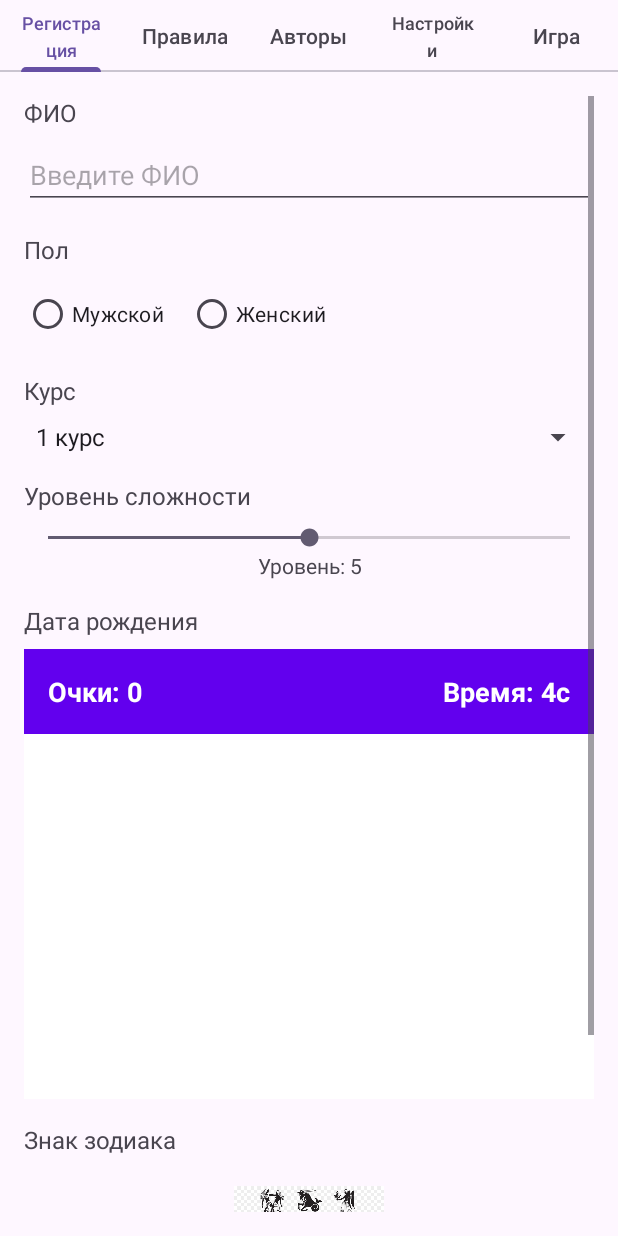
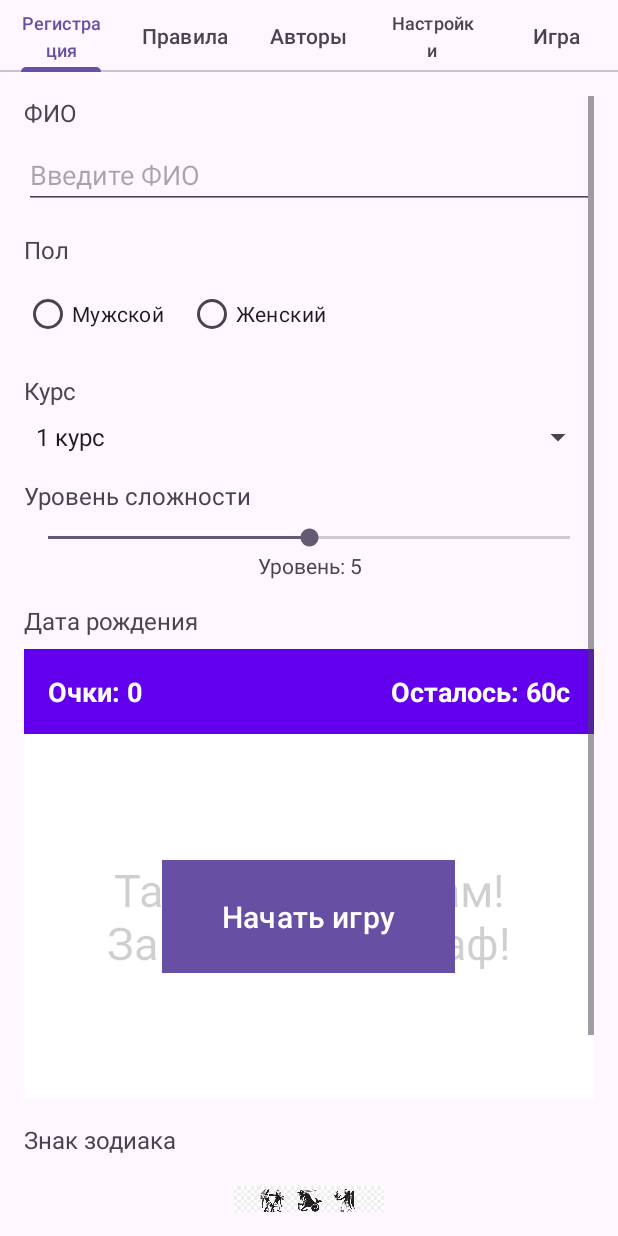
Before and after one commit to egordmitriev-creator/mobile_prog, an Android app: the fragment GameFragment placed in its activity, on a phone screen of 412 x 824 dp. Run offline under Robolectric (Android 15) with nearby library versions, the phone set to English and light mode, and no system bars.

Commit message:
lab_4 modify game final

```diff
--- a/Bugs/app/src/main/java/com/example/bugs/GameFragment.kt
+++ b/Bugs/app/src/main/java/com/example/bugs/GameFragment.kt
@@ -11,6 +11,7 @@
 import android.view.MotionEvent
 import android.view.View
 import android.view.ViewGroup
+import android.widget.Button
 import android.widget.TextView
 import androidx.fragment.app.Fragment
 import kotlin.random.Random
@@ -20,17 +21,29 @@
     private lateinit var gameView: GameView
     private lateinit var scoreTextView: TextView
     private lateinit var timerTextView: TextView
+    private lateinit var startButton: Button
+    private lateinit var restartButton: Button
+    private lateinit var startMessage: TextView
+
     private var score = 0
     private var gameTime = 0
     private var isGameRunning = false
     private lateinit var sharedPreferences: SharedPreferences
     private lateinit var gameHandler: Handler
+
     private val gameRunnable = object : Runnable {
         override fun run() {
             if (isGameRunning) {
                 gameTime++
                 updateGameInfo()
-                gameHandler.postDelayed(this, 1000)
+
+                // Проверяем окончание времени раунда
+                val roundDuration = sharedPreferences.getInt("duration", 60)
+                if (gameTime >= roundDuration) {
+                    endGame()
+                } else {
+                    gameHandler.postDelayed(this, 1000)
+                }
             }
         }
     }
@@ -49,18 +62,21 @@
         gameView = view.findViewById(R.id.gameView)
         scoreTextView = view.findViewById(R.id.scoreTextView)
         timerTextView = view.findViewById(R.id.timerTextView)
+        startButton = view.findViewById(R.id.startButton)
+        restartButton = view.findViewById(R.id.restartButton)
+        startMessage = view.findViewById(R.id.startMessage)
 
         sharedPreferences = requireContext().getSharedPreferences("game_settings", Context.MODE_PRIVATE)
         gameHandler = Handler(Looper.getMainLooper())
 
         setupGame()
+        setupButtons()
     }
 
     private fun setupGame() {
         // Загружаем настройки
         val gameSpeed = sharedPreferences.getInt("speed", 50)
         val maxBugs = sharedPreferences.getInt("cockroaches", 10)
-        val roundDuration = sharedPreferences.getInt("duration", 60)
 
         gameView.setGameSettings(gameSpeed, maxBugs)
         gameView.setOnBugTappedListener { points ->
@@ -73,20 +89,60 @@
             updateGameInfo()
         }
 
-        startGame(roundDuration)
+        // Изначально игра не запущена
+        resetGameState()
     }
 
-    private fun startGame(duration: Int) {
+    private fun setupButtons() {
+        // Кнопка начала игры
+        startButton.setOnClickListener {
+            startGame()
+        }
+
+        // Кнопка перезапуска
+        restartButton.setOnClickListener {
+            restartGame()
+        }
+    }
+
+    private fun startGame() {
+        // Скрываем кнопку старта и сообщение
+        startButton.visibility = View.GONE
+        startMessage.visibility = View.GONE
+        restartButton.visibility = View.GONE
+
+        // Сбрасываем игру
         score = 0
         gameTime = 0
         isGameRunning = true
+
+        // Обновляем информацию
+        updateGameInfo()
+
+        // Запускаем игровое поле
         gameView.startGame()
+
+        // Запускаем таймер
         gameHandler.post(gameRunnable)
+    }
 
-        // Автоматическое завершение игры через duration секунд
-        gameHandler.postDelayed({
-            endGame()
-        }, duration * 1000L)
+    private fun restartGame() {
+        // Скрываем кнопку перезапуска
+        restartButton.visibility = View.GONE
+
+        // Сбрасываем игру
+        score = 0
+        gameTime = 0
+        isGameRunning = true
+
+        // Обновляем информацию
+        updateGameInfo()
+
+        // Перезапускаем игровое поле
+        gameView.restartGame()
+
+        // Запускаем таймер
+        gameHandler.post(gameRunnable)
     }
 
     private fun endGame() {
@@ -94,13 +150,32 @@
         gameView.stopGame()
         gameHandler.removeCallbacks(gameRunnable)
 
-        // Показываем итоговый счет
+        // Показываем кнопку перезапуска
+        restartButton.visibility = View.VISIBLE
+
+        // Обновляем информацию о финальном счете
         scoreTextView.text = "Игра окончена! Счет: $score"
+        timerTextView.text = "Время вышло!"
+    }
+
+    private fun resetGameState() {
+        score = 0
+        gameTime = 0
+        isGameRunning = false
+        updateGameInfo()
+
+        // Показываем начальное состояние
+        startButton.visibility = View.VISIBLE
+        startMessage.visibility = View.VISIBLE
+        restartButton.visibility = View.GONE
     }
 
     private fun updateGameInfo() {
+        val roundDuration = sharedPreferences.getInt("duration", 60)
+        val timeLeft = roundDuration - gameTime
+
         scoreTextView.text = "Очки: $score"
-        timerTextView.text = "Время: ${gameTime}с"
+        timerTextView.text = "Осталось: ${timeLeft}с"
     }
 
     override fun onPause() {
@@ -112,9 +187,6 @@
 
     override fun onResume() {
         super.onResume()
-        if (isGameRunning) {
-            gameView.startGame()
-            gameHandler.post(gameRunnable)
-        }
+        // Не возобновляем игру автоматически - ждем нажатия кнопки
     }
 }
--- a/Bugs/app/src/main/java/com/example/bugs/GameView.kt
+++ b/Bugs/app/src/main/java/com/example/bugs/GameView.kt
@@ -83,7 +83,11 @@
 
         postDelayed(bugCreationRunnable, bugCreationInterval)
     }
-
+    fun restartGame() {
+        stopGame()
+        bugs.clear()
+        startGame()
+    }
     fun stopGame() {
         isGameRunning = false
         animator?.cancel()
--- a/Bugs/app/src/main/res/layout/fragment_game.xml
+++ b/Bugs/app/src/main/res/layout/fragment_game.xml
@@ -34,24 +34,65 @@
 
     </LinearLayout>
 
-    <!-- Сообщение на заднем фоне -->
-    <TextView
-        android:id="@+id/startMessage"
-        android:layout_width="wrap_content"
-        android:layout_height="wrap_content"
-        android:layout_centerInParent="true"
-        android:text="Тапайте по жукам!\nЗа промах - штраф!"
-        android:textSize="30sp"
-        android:textColor="@color/black"
-        android:gravity="center"
-        android:visibility="visible" />
-
     <!-- Игровое поле -->
     <com.example.bugs.GameView
         android:id="@+id/gameView"
         android:layout_width="match_parent"
         android:layout_height="match_parent"
         android:layout_below="@id/infoPanel"
-        android:background="@android:color/transparent" />  <!-- Прозрачный фон -->
+        android:background="@android:color/transparent" />
+
+    <!-- Контейнер для кнопок и сообщений (поверх GameView) -->
+    <FrameLayout
+        android:layout_width="match_parent"
+        android:layout_height="match_parent"
+        android:layout_below="@id/infoPanel"
+        android:background="@android:color/transparent">
+
+        <!-- Сообщение на заднем фоне -->
+        <TextView
+            android:id="@+id/startMessage"
+            android:layout_width="wrap_content"
+            android:layout_height="wrap_content"
+            android:layout_gravity="center"
+            android:text="Тапайте по жукам!\nЗа промах - штраф!"
+            android:textSize="30sp"
+            android:textColor="#30000000"
+            android:gravity="center"
+            android:visibility="visible" />
+
+        <!-- Кнопка старта игры -->
+        <Button
+            android:id="@+id/startButton"
+            android:layout_width="wrap_content"
+            android:layout_height="wrap_content"
+            android:layout_gravity="center"
+            android:text="Начать игру"
+            android:textSize="20sp"
+            android:paddingLeft="40dp"
+            android:paddingRight="40dp"
+            android:paddingTop="20dp"
+            android:paddingBottom="20dp"
+            android:background="@color/purple_500"
+            android:textColor="@color/white"
+            android:visibility="visible" />
+
+        <!-- Кнопка перезапуска (изначально скрыта) -->
+        <Button
+            android:id="@+id/restartButton"
+            android:layout_width="wrap_content"
+            android:layout_height="wrap_content"
+            android:layout_gravity="center"
+            android:text="Играть снова"
+            android:textSize="20sp"
+            android:paddingLeft="40dp"
+            android:paddingRight="40dp"
+            android:paddingTop="20dp"
+            android:paddingBottom="20dp"
+            android:background="@color/purple_500"
+            android:textColor="@color/white"
+            android:visibility="gone" />
+
+    </FrameLayout>
 
 </RelativeLayout>
```
